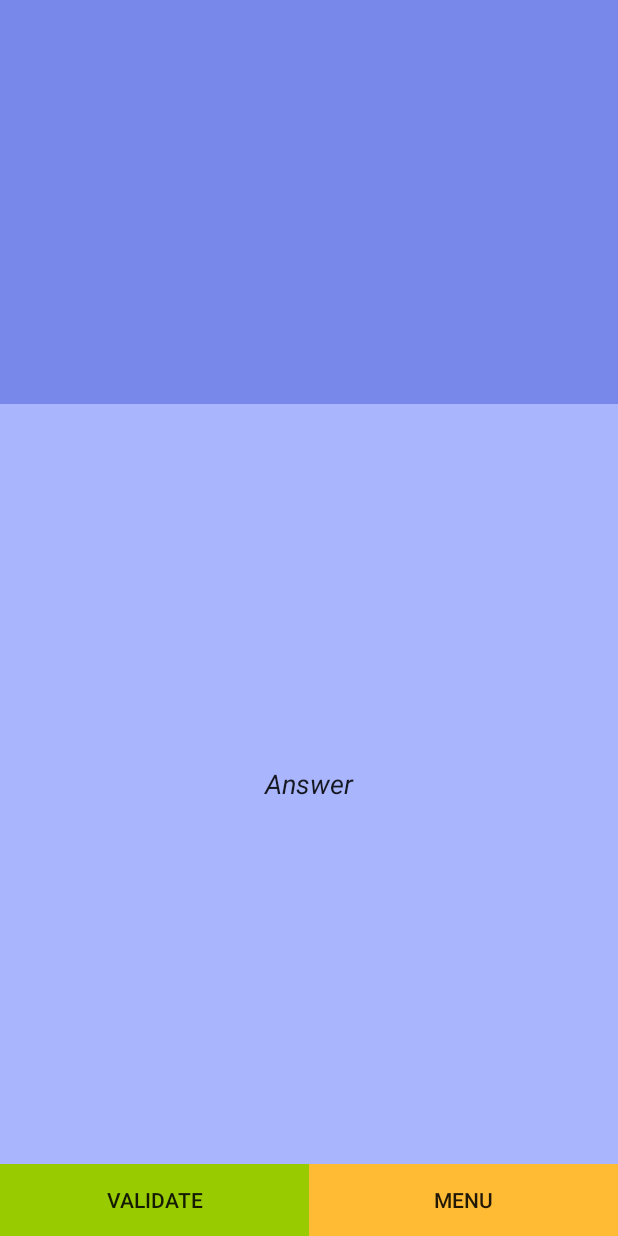
After one commit to ColletAxel/TP_Android_Varo_Collet, an Android app: the layout fragment_fragment_voc.xml on its own in the app's theme, with its tools: preview values and no code run, on a phone screen of 412 x 824 dp. The commit adds this screen. Run offline under Robolectric (Android 15) with nearby library versions, the phone set to English and light mode, and no system bars.

Commit message:
Tentative fragment 1

```diff
--- a/app/build.gradle
+++ b/app/build.gradle
@@ -20,6 +20,7 @@ android {
 }
 
 dependencies {
+    implementation 'com.android.support:support-v4:26.1.0'
     compile fileTree(dir: 'libs', include: ['*.jar'])
     androidTestCompile('com.android.support.test.espresso:espresso-core:2.2.2', {
         exclude group: 'com.android.support', module: 'support-annotations'
--- /dev/null
+++ b/app/src/main/res/layout/fragment_fragment_voc.xml
@@ -0,0 +1,69 @@
+<FrameLayout xmlns:android="http://schemas.android.com/apk/res/android"
+    xmlns:app="http://schemas.android.com/apk/res-auto"
+    xmlns:tools="http://schemas.android.com/tools"
+    android:layout_width="match_parent"
+    android:layout_height="match_parent"
+    tools:context="com.axelcollet.tp_android_varo_collet.FragmentVoc">
+    <!-- TODO: Update blank fragment layout -->
+
+    <LinearLayout
+        android:layout_width="match_parent"
+        android:layout_height="match_parent"
+        android:orientation="vertical"
+        app:layout_constraintEnd_toEndOf="parent"
+        app:layout_constraintHorizontal_bias="1.0"
+        app:layout_constraintStart_toStartOf="parent"
+        tools:layout_editor_absoluteY="8dp">
+
+        <TextView
+            android:id="@+id/textView"
+            android:layout_width="match_parent"
+            android:layout_height="209dp"
+            android:layout_weight="0.01"
+            android:background="@color/colorPrimaryDark"
+            android:textAlignment="center"
+            android:textSize="24sp"
+            app:layout_constraintBottom_toBottomOf="parent"
+            app:layout_constraintHorizontal_bias="0"
+            app:layout_constraintLeft_toLeftOf="parent"
+            app:layout_constraintRight_toRightOf="parent"
+            app:layout_constraintTop_toTopOf="parent"
+            app:layout_constraintVertical_bias="0.107" />
+
+        <EditText
+            android:id="@+id/editText"
+            android:layout_width="match_parent"
+            android:layout_height="wrap_content"
+            android:layout_weight="0.08"
+            android:background="@color/colorPrimary"
+            android:ems="10"
+            android:inputType="text"
+            android:text="@string/answer"
+            android:textAlignment="center"
+            android:textStyle="italic"
+            android:theme="@style/AppTheme" />
+
+        <LinearLayout
+            android:layout_width="match_parent"
+            android:layout_height="wrap_content"
+            android:orientation="horizontal">
+
+            <Button
+                android:id="@+id/button_validate"
+                android:layout_width="wrap_content"
+                android:layout_height="match_parent"
+                android:layout_weight="1"
+                android:background="@android:color/holo_green_light"
+                android:text="@string/validate" />
+
+            <Button
+                android:id="@+id/button3"
+                android:layout_width="wrap_content"
+                android:layout_height="wrap_content"
+                android:layout_weight="1"
+                android:background="@android:color/holo_orange_light"
+                android:text="@string/menu" />
+        </LinearLayout>
+    </LinearLayout>
+
+</FrameLayout>
--- a/app/src/main/res/values/strings.xml
+++ b/app/src/main/res/values/strings.xml
@@ -4,4 +4,7 @@
     <string name="next">Next</string>
     <string name="answer">Answer</string>
     <string name="menu">Menu</string>
+
+    <!-- TODO: Remove or change this placeholder text -->
+    <string name="hello_blank_fragment">Hello blank fragment</string>
 </resources>
```
Also changed, not shown: app/src/main/java/com/axelcollet/tp_android_varo_collet/FragmentVoc.java (added, +194 -0 lines), app/src/main/java/com/axelcollet/tp_android_varo_collet/MainActivity.java (+16 -63 lines), app/src/main/res/layout/activity_main.xml (+5 -60 lines).
